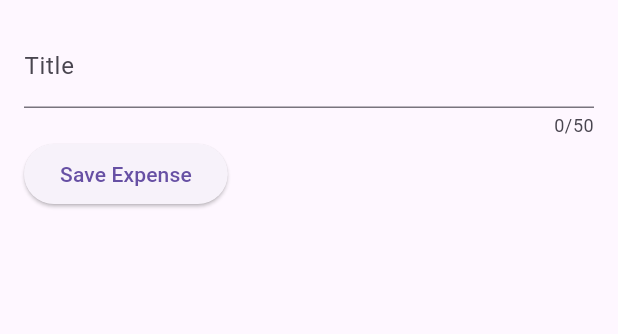
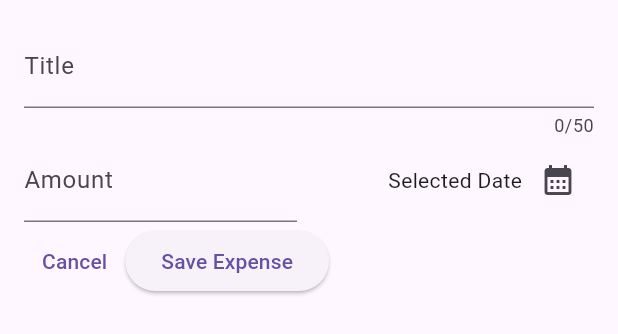
Before and after one commit to simpleittools/expense_tracker, a Flutter app: the NewExpense widget shown alone on an empty page, opened directly, on a phone screen of 412 x 824 dp. Shown: the top 334 px of the screen. Run offline on Flutter 3.47's test engine with Material 2 defaults, Android fonts, the phone set to English and light mode, and no system bars.

Commit message:
add datepicker and store in a variable.

```diff
--- a/lib/widgets/new_expense.dart
+++ b/lib/widgets/new_expense.dart
@@ -1,4 +1,6 @@
+import 'package:expense_tracker/models/expense.dart';
 import 'package:flutter/material.dart';
+import 'package:flutter/services.dart';
 
 class NewExpense extends StatefulWidget {
   const NewExpense({super.key});
@@ -11,11 +13,28 @@ class NewExpense extends StatefulWidget {
 
 class _NewExpenseState extends State<NewExpense> {
   final _titleController = TextEditingController();
+  final _amountController = TextEditingController();
+  DateTime? _selectedDate;
+
+  void _presentDatePicker() async {
+    final now = DateTime.now();
+    final firstDate = DateTime(now.year - 1, now.month, now.day);
+    final pickedDate = await showDatePicker(
+      context: context,
+      initialDate: now,
+      firstDate: firstDate,
+      lastDate: now,
+    );
+    setState(() {
+      _selectedDate = pickedDate;
+    });
+  }
 
   // make sure to remove the TextEditingController when done or you will have memory issues.
   @override
   void dispose() {
     _titleController.dispose();
+    _amountController.dispose();
     super.dispose();
   }
 
@@ -43,11 +62,58 @@ class _NewExpenseState extends State<NewExpense> {
           ),
           Row(
             children: [
+              Expanded(
+                child: TextField(
+                  controller: _amountController,
+                  keyboardType: TextInputType.number,
+                  inputFormatters: <TextInputFormatter>[
+                    FilteringTextInputFormatter.allow(RegExp(r'[0-9]'))
+                  ],
+                  decoration: const InputDecoration(
+                    prefixText: '\$ ',
+                    label: Text('Amount'),
+                  ),
+                ),
+              ),
+              const SizedBox(
+                width: 16,
+              ),
+              Expanded(
+                child: Row(
+                  mainAxisAlignment: MainAxisAlignment.end,
+                  crossAxisAlignment: CrossAxisAlignment.center,
+                  children: [
+                    Text(
+                      _selectedDate == null
+                          ? "Selected Date"
+                          : formatter.format(_selectedDate!),
+                    ),
+                    IconButton(
+                      onPressed: _presentDatePicker,
+                      icon: const Icon(Icons.calendar_month),
+                    ),
+                  ],
+                ),
+              ),
+            ],
+          ),
+          const SizedBox(
+            height: 2,
+          ),
+          Row(
+            children: [
+              TextButton(
+                onPressed: () {
+                  Navigator.pop(context);
+                },
+                child: const Text('Cancel'),
+              ),
               ElevatedButton(
                   onPressed: () {
                     print(_titleController.text);
+                    print(_amountController.text);
                   },
-                  child: const Text('Save Expense'))
+                  child: const Text('Save Expense')),
             ],
           )
         ],
```
